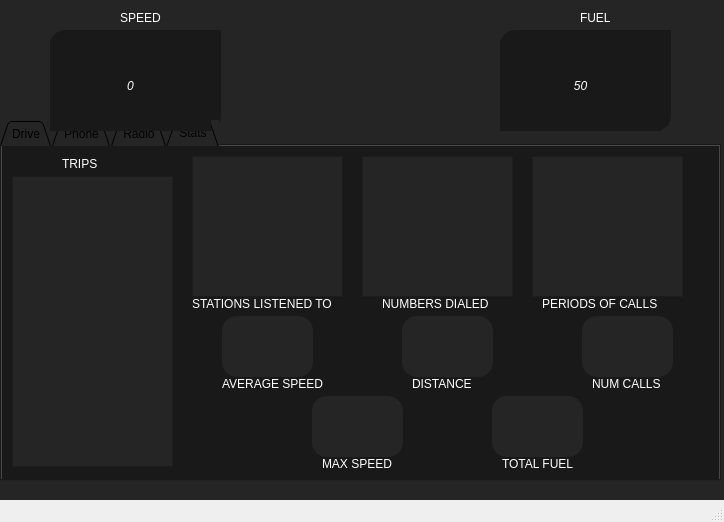
Old version of the form Code/LoginWindow/LoginWindow/mainwindow.ui in the repository ajmcint2/Team15CSE360.
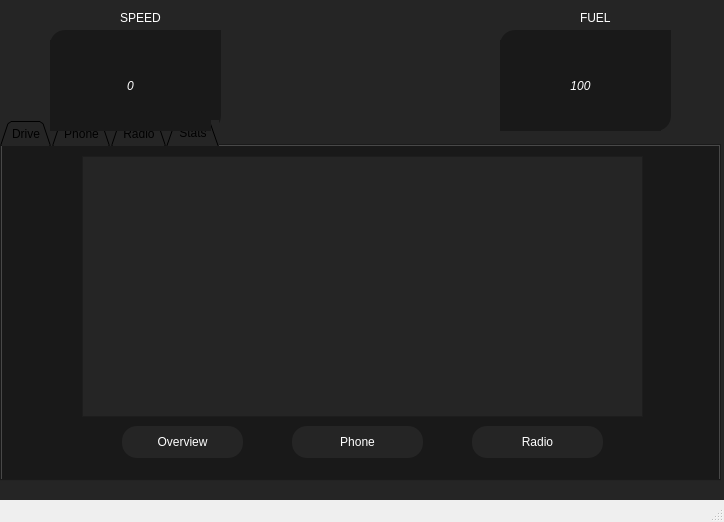
New version of the form. The open tabs and pages were chosen to show the change.

Patch:
```diff
--- a/Code/LoginWindow/LoginWindow/mainwindow.ui
+++ b/Code/LoginWindow/LoginWindow/mainwindow.ui
@@ -1310,289 +1310,102 @@
      <attribute name="title">
       <string>Stats</string>
      </attribute>
-     <widget class="QTextBrowser" name="avgDisplay">
+     <widget class="QTableView" name="tableView">
       <property name="geometry">
        <rect>
-        <x>220</x>
-        <y>170</y>
-        <width>91</width>
-        <height>61</height>
-       </rect>
-      </property>
-      <property name="styleSheet">
-       <string notr="true">border-radius: 15px;</string>
-      </property>
-     </widget>
-     <widget class="QTextBrowser" name="fuelconDisplay">
-      <property name="geometry">
-       <rect>
-        <x>490</x>
-        <y>250</y>
-        <width>91</width>
-        <height>61</height>
-       </rect>
-      </property>
-      <property name="styleSheet">
-       <string notr="true">border-radius: 15px;</string>
-      </property>
-     </widget>
-     <widget class="QTextBrowser" name="maxspeedDisplay">
-      <property name="geometry">
-       <rect>
-        <x>310</x>
-        <y>250</y>
-        <width>91</width>
-        <height>61</height>
-       </rect>
-      </property>
-      <property name="styleSheet">
-       <string notr="true">border-radius: 15px;</string>
-      </property>
-     </widget>
-     <widget class="QTextBrowser" name="callsDisplay">
-      <property name="geometry">
-       <rect>
-        <x>580</x>
-        <y>170</y>
-        <width>91</width>
-        <height>61</height>
-       </rect>
-      </property>
-      <property name="styleSheet">
-       <string notr="true">border-radius: 15px;</string>
-      </property>
-     </widget>
-     <widget class="QTextBrowser" name="distanceDisplay">
-      <property name="geometry">
-       <rect>
-        <x>400</x>
-        <y>170</y>
-        <width>91</width>
-        <height>61</height>
-       </rect>
-      </property>
-      <property name="styleSheet">
-       <string notr="true">border-radius: 15px;</string>
-      </property>
-     </widget>
-     <widget class="QListView" name="radio_stat">
-      <property name="geometry">
-       <rect>
-        <x>360</x>
+        <x>80</x>
         <y>10</y>
-        <width>151</width>
-        <height>141</height>
+        <width>561</width>
+        <height>261</height>
        </rect>
       </property>
-     </widget>
-     <widget class="QListView" name="phone_stat">
-      <property name="geometry">
-       <rect>
-        <x>530</x>
-        <y>10</y>
-        <width>151</width>
-        <height>141</height>
-       </rect>
-      </property>
-     </widget>
-     <widget class="QLabel" name="stat_label">
-      <property name="geometry">
-       <rect>
-        <x>220</x>
-        <y>230</y>
-        <width>101</width>
-        <height>16</height>
-       </rect>
-      </property>
       <property name="styleSheet">
-       <string notr="true">background-color: transparent;
-color: rgb(255, 255, 255);
-font: 25 12pt &quot;Avenir&quot;;
-
-</string>
+       <string notr="true">color: rgb(0, 70, 122);
+font-size: 12pt;</string>
       </property>
-      <property name="text">
-       <string>AVERAGE SPEED</string>
-      </property>
      </widget>
-     <widget class="QLabel" name="stat_label_2">
+     <widget class="QPushButton" name="Overall">
       <property name="geometry">
        <rect>
-        <x>320</x>
-        <y>310</y>
-        <width>71</width>
-        <height>16</height>
+        <x>120</x>
+        <y>280</y>
+        <width>121</width>
+        <height>32</height>
        </rect>
       </property>
       <property name="styleSheet">
-       <string notr="true">background-color: transparent;
-color: rgb(255, 255, 255);
-font: 25 13pt &quot;Avenir&quot;;
+       <string notr="true">#Overall{
+background-color: rgb(37, 37, 37);
+color: white;
+font: 25 20pt &quot;Avenir&quot;;
+border-radius: 15px;
+}
 
-</string>
+#Overall:pressed{
+background-color: rgb(27, 27, 27);
+color: white;
+font: 25 20pt &quot;Avenir&quot;;
+border-radius: 15px;
+}</string>
       </property>
       <property name="text">
-       <string>MAX SPEED</string>
+       <string>Overview</string>
       </property>
      </widget>
-     <widget class="QLabel" name="stat_label_3">
+     <widget class="QPushButton" name="Phone">
       <property name="geometry">
        <rect>
-        <x>410</x>
-        <y>230</y>
-        <width>61</width>
-        <height>16</height>
+        <x>290</x>
+        <y>280</y>
+        <width>131</width>
+        <height>32</height>
        </rect>
       </property>
       <property name="styleSheet">
-       <string notr="true">background-color: transparent;
-color: rgb(255, 255, 255);
-font: 25 13pt &quot;Avenir&quot;;
+       <string notr="true">#Phone{
+background-color: rgb(37, 37, 37);
+color: white;
+font: 25 20pt &quot;Avenir&quot;;
+border-radius: 15px;
+}
 
-</string>
+#Phone:pressed{
+background-color: rgb(27, 27, 27);
+color: white;
+font: 25 20pt &quot;Avenir&quot;;
+border-radius: 15px;
+}</string>
       </property>
       <property name="text">
-       <string>DISTANCE</string>
+       <string>Phone</string>
       </property>
      </widget>
-     <widget class="QLabel" name="stat_label_4">
+     <widget class="QPushButton" name="Radio">
       <property name="geometry">
        <rect>
-        <x>500</x>
-        <y>310</y>
-        <width>81</width>
-        <height>16</height>
-       </rect>
-      </property>
-      <property name="styleSheet">
-       <string notr="true">background-color: transparent;
-color: rgb(255, 255, 255);
-font: 25 13pt &quot;Avenir&quot;;
-
-</string>
-      </property>
-      <property name="text">
-       <string>TOTAL FUEL</string>
-      </property>
-     </widget>
-     <widget class="QLabel" name="stat_label_5">
-      <property name="geometry">
-       <rect>
-        <x>590</x>
-        <y>230</y>
-        <width>71</width>
-        <height>16</height>
-       </rect>
-      </property>
-      <property name="styleSheet">
-       <string notr="true">background-color: transparent;
-color: rgb(255, 255, 255);
-font: 25 13pt &quot;Avenir&quot;;
-
-</string>
-      </property>
-      <property name="text">
-       <string>NUM CALLS</string>
-      </property>
-     </widget>
-     <widget class="QListView" name="radio_stat_2">
-      <property name="geometry">
-       <rect>
-        <x>190</x>
-        <y>10</y>
-        <width>151</width>
-        <height>141</height>
-       </rect>
-      </property>
-     </widget>
-     <widget class="QLabel" name="stat_label_6">
-      <property name="geometry">
-       <rect>
-        <x>190</x>
-        <y>150</y>
-        <width>151</width>
-        <height>16</height>
-       </rect>
-      </property>
-      <property name="styleSheet">
-       <string notr="true">background-color: transparent;
-color: rgb(255, 255, 255);
-font: 25 13pt &quot;Avenir&quot;;
-
-</string>
-      </property>
-      <property name="text">
-       <string>STATIONS LISTENED TO</string>
-      </property>
-     </widget>
-     <widget class="QLabel" name="stat_label_7">
-      <property name="geometry">
-       <rect>
-        <x>380</x>
-        <y>150</y>
-        <width>111</width>
-        <height>16</height>
-       </rect>
-      </property>
-      <property name="styleSheet">
-       <string notr="true">background-color: transparent;
-color: rgb(255, 255, 255);
-font: 25 13pt &quot;Avenir&quot;;
-
-</string>
-      </property>
-      <property name="text">
-       <string>NUMBERS DIALED</string>
-      </property>
-     </widget>
-     <widget class="QLabel" name="stat_label_8">
-      <property name="geometry">
-       <rect>
-        <x>540</x>
-        <y>150</y>
+        <x>470</x>
+        <y>280</y>
         <width>131</width>
-        <height>16</height>
+        <height>32</height>
        </rect>
       </property>
       <property name="styleSheet">
-       <string notr="true">background-color: transparent;
-color: rgb(255, 255, 255);
-font: 25 13pt &quot;Avenir&quot;;
-
-</string>
-      </property>
-      <property name="text">
-       <string>PERIODS OF CALLS</string>
-      </property>
-     </widget>
-     <widget class="QListView" name="listView">
-      <property name="geometry">
-       <rect>
-        <x>10</x>
-        <y>30</y>
-        <width>161</width>
-        <height>291</height>
-       </rect>
-      </property>
-     </widget>
-     <widget class="QLabel" name="stat_label_9">
-      <property name="geometry">
-       <rect>
-        <x>60</x>
-        <y>10</y>
-        <width>51</width>
-        <height>16</height>
-       </rect>
-      </property>
-      <property name="styleSheet">
-       <string notr="true">background-color: transparent;
-color: rgb(255, 255, 255);
+       <string notr="true">#Radio{
+background-color: rgb(37, 37, 37);
+color: white;
 font: 25 20pt &quot;Avenir&quot;;
+border-radius: 15px;
+}
 
-</string>
+#Radio:pressed{
+background-color: rgb(27, 27, 27);
+color: white;
+font: 25 20pt &quot;Avenir&quot;;
+border-radius: 15px;
+}</string>
       </property>
       <property name="text">
-       <string>TRIPS</string>
+       <string>Radio</string>
       </property>
      </widget>
     </widget>
@@ -1673,7 +1486,7 @@
 background-color: rgb(25, 25, 25);</string>
     </property>
     <property name="text">
-     <string>50</string>
+     <string>100</string>
     </property>
     <property name="alignment">
      <set>Qt::AlignCenter</set>
```
Left out of the diff: 26 changed lines with no effect on the pictures.
